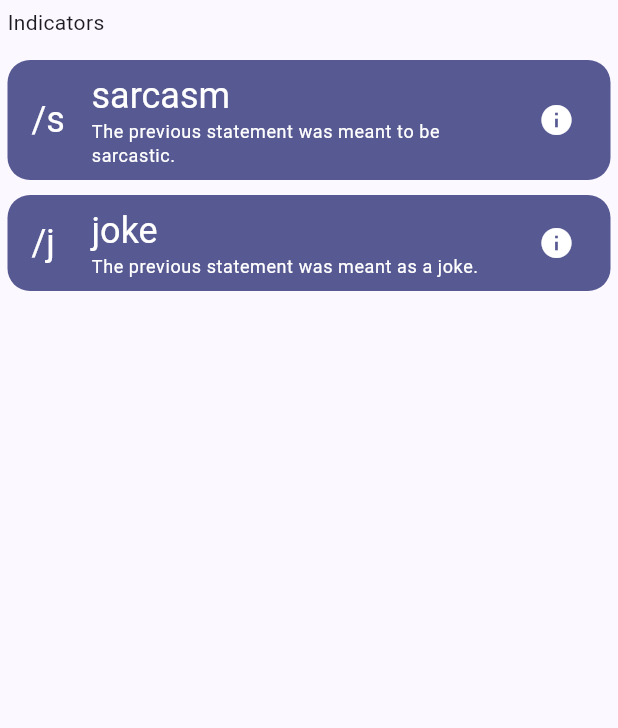
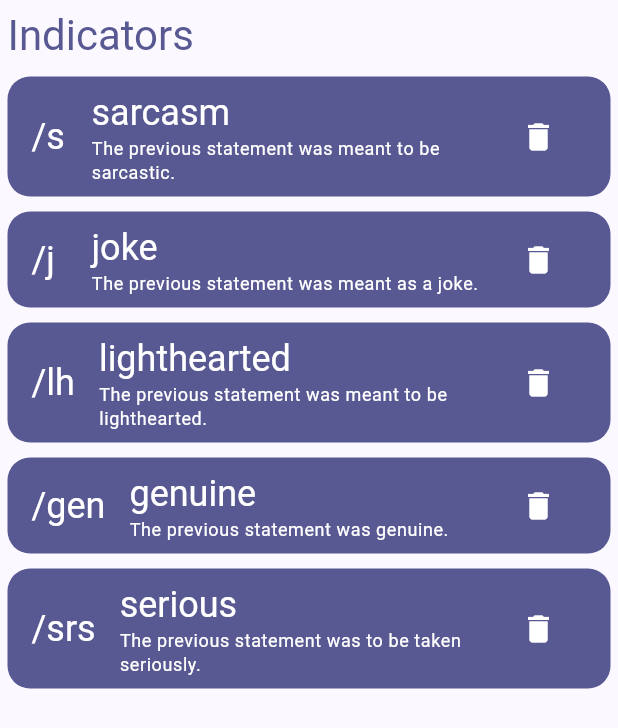
Before and after one commit to nick75g/toneindicators, a Flutter app: the screen it shows after launch, on a phone screen of 412 x 824 dp. Shown: the top 728 px of the screen. Run offline on Flutter 3.47's test engine with Material 3 defaults, Android fonts, the phone set to English and light mode, and no system bars; our stand-ins replace sqflite; accounts and stored records are empty.

Commit message:
Update to new Flutter/Dart
Flutter and Dart updated, adjustments to app

```diff
--- a/lib/main.dart
+++ b/lib/main.dart
@@ -5,7 +5,10 @@ import 'package:path/path.dart';
 
 var testData = {
   "/s": ["sarcasm", "The previous statement was meant to be sarcastic."],
-  "/j": ["joke", "The previous statement was meant as a joke."]
+  "/j": ["joke", "The previous statement was meant as a joke."],
+  "/lh": ["lighthearted", "The previous statement was meant to be lighthearted."],
+  "/gen": ["genuine", "The previous statement was genuine."],
+  "/srs": ["serious", "The previous statement was to be taken seriously."]
 };
 
 void main() {
@@ -23,7 +26,7 @@ class MyApp extends StatelessWidget {
         title: 'ToneIndicator',
         theme: ThemeData(
           useMaterial3: true,
-          colorScheme: ColorScheme.fromSeed(seedColor: Color.fromARGB(255, 75, 75, 255)),
+          colorScheme: ColorScheme.fromSeed(seedColor: Color.fromARGB(255, 100, 100, 255)),
         ),
         home: MyHomePage(),
       ),
@@ -85,8 +88,8 @@ class GeneratorPage extends StatelessWidget {
   Widget build(BuildContext context) {
     final theme = Theme.of(context);
     final leadstyle = theme.textTheme.headlineSmall!.copyWith(color: theme.colorScheme.onPrimary);
-    final superstyle = theme.textTheme.headlineSmall!.copyWith(color: theme.colorScheme.onPrimary);
     final substyle = theme.textTheme.bodySmall!.copyWith(color: theme.colorScheme.onPrimary);
+    final titlestyle = theme.textTheme.headlineMedium!.copyWith(color: theme.colorScheme.primary);
     var appState = context.watch<MyAppState>();
     var ind = appState.indicators;
 
@@ -95,18 +98,17 @@ class GeneratorPage extends StatelessWidget {
         children: [
           Padding(
             padding: const EdgeInsets.all(5.0),
-            child: Text("Indicators"),
+            child: Text("Indicators", style: titlestyle),
           ),
-          SizedBox(height: 5),
           for (var i in ind.entries)
             Padding(
               padding: const EdgeInsets.all(5.0),
               child: ListTile(
                 tileColor: theme.colorScheme.primary,
-                title: Text(i.value[0], style: superstyle),
+                title: Text(i.value[0], style: leadstyle),
                 subtitle: Text(i.value[1], style: substyle),
                 leading: Text(i.key, style: leadstyle),
-                trailing: Icon(Icons.info, color: theme.colorScheme.onPrimary),
+                trailing: IconButton(onPressed: () {appState.removeIndicator(i.key);}, icon: Icon(Icons.delete, color: theme.colorScheme.onPrimary),),
                 shape: RoundedRectangleBorder(
                   borderRadius: BorderRadius.circular(15.0)
                 ),
```
Also changed, not shown: .obsidian/workspace.json, pubspec.lock.
